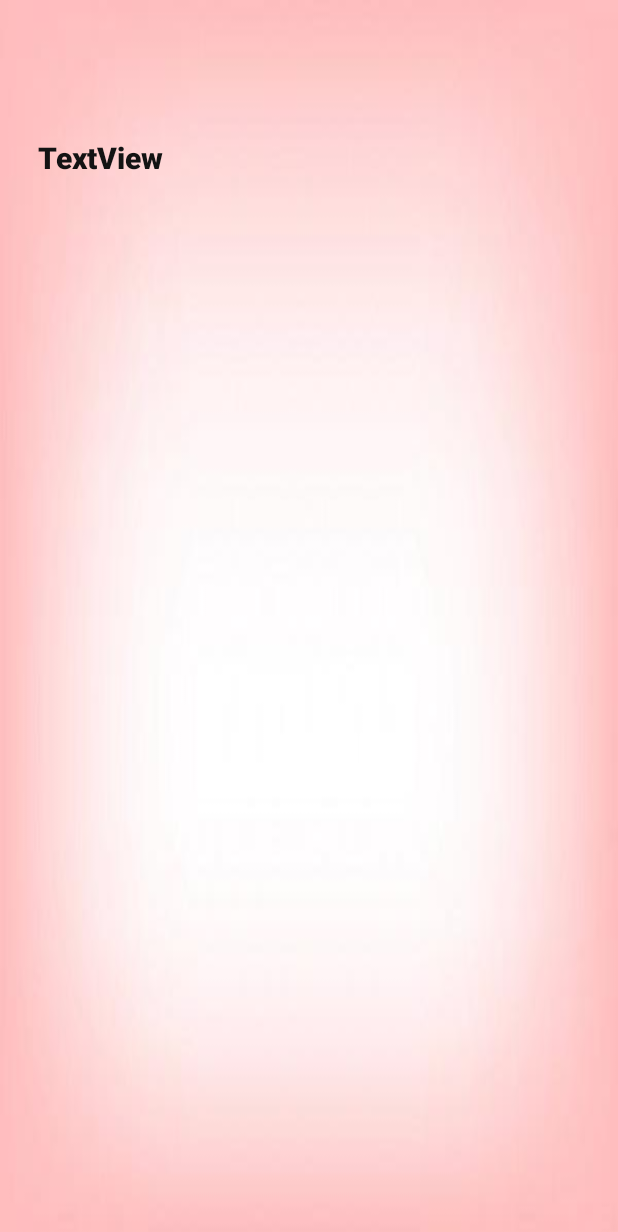
After one commit to NemanthiEdirisooriya/ClickAndTick, an Android app: the layout activity_customer_view_list.xml on its own in the app's theme, with its tools: preview values and no code run, on a phone screen of 412 x 824 dp. The commit adds this screen. Shown: the top 1232 px of the screen. Run offline under Robolectric (Android 15) with nearby library versions, the phone set to English and light mode, and no system bars; Roboto replaces fonts that are not available here.

Commit message:
customer handler

```diff
--- a/app/src/main/AndroidManifest.xml
+++ b/app/src/main/AndroidManifest.xml
@@ -9,6 +9,9 @@
         android:roundIcon="@mipmap/ic_launcher_round"
         android:supportsRtl="true"
         android:theme="@style/Theme.Todo">
+        <activity
+            android:name=".CustomerViewList"
+            android:exported="true" />
         <activity
             android:name=".welcomePage"
             android:exported="true" />
--- a/app/src/main/java/com/example/todo/DBHelper.java
+++ b/app/src/main/java/com/example/todo/DBHelper.java
@@ -63,5 +63,11 @@ public class DBHelper extends SQLiteOpenHelper {
                 return false;
             }
         }
+    public Cursor Viewd(){
+
+        SQLiteDatabase sqLiteDatabase =  this.getReadableDatabase();
+        Cursor cursor = sqLiteDatabase.rawQuery(" select *  from  users " ,null);
+        return cursor;
+    }
 
     }
--- a/app/src/main/java/com/example/todo/NoticeViewCompany.java
+++ b/app/src/main/java/com/example/todo/NoticeViewCompany.java
@@ -23,7 +23,7 @@ public class NoticeViewCompany extends AppCompatActivity {
 
         while(cursor.moveToNext()){
 
-            stringBuilder.append("Reviews ......"+"\n Description  :" + cursor.getString(1)+"\n"
+            stringBuilder.append("Notices ......"+"\n Title  :" + cursor.getString(1)+"\n Description  :" + cursor.getString(2)
            +"\n"+"\n" );
 
             textView.setText(stringBuilder);
--- a/app/src/main/java/com/example/todo/ui/slideshow/SlideshowFragment.java
+++ b/app/src/main/java/com/example/todo/ui/slideshow/SlideshowFragment.java
@@ -15,6 +15,7 @@ import androidx.lifecycle.Observer;
 import androidx.lifecycle.ViewModelProvider;
 
 import com.example.todo.AddRates;
+import com.example.todo.CustomerViewList;
 import com.example.todo.MainActivity;
 import com.example.todo.R;
 import com.example.todo.databinding.FragmentSlideshowBinding;
@@ -36,7 +37,7 @@ public class SlideshowFragment extends Fragment {
         btn.setOnClickListener(new View.OnClickListener() {
             @Override
             public void onClick(View view) {
-                Intent i = new Intent(getActivity() , AddRates.class);
+                Intent i = new Intent(getActivity() , CustomerViewList.class);
                 startActivity(i);
             }
         });
--- /dev/null
+++ b/app/src/main/res/layout/activity_customer_view_list.xml
@@ -0,0 +1,26 @@
+<?xml version="1.0" encoding="utf-8"?>
+<androidx.constraintlayout.widget.ConstraintLayout xmlns:android="http://schemas.android.com/apk/res/android"
+    xmlns:app="http://schemas.android.com/apk/res-auto"
+    xmlns:tools="http://schemas.android.com/tools"
+    android:layout_width="match_parent"
+    android:layout_height="match_parent"
+    android:background="@drawable/c70be1fc_2e82_49c5_8b04_d3442a6621ba"
+    tools:context=".CustomerViewList">
+
+    <TextView
+        android:id="@+id/tv_customerList_view"
+        android:layout_width="391dp"
+        android:layout_height="634dp"
+        android:layout_marginStart="32dp"
+        android:layout_marginTop="10dp"
+        android:layout_marginEnd="2dp"
+        android:layout_marginBottom="17dp"
+        android:fontFamily="sans-serif-black"
+        android:text="TextView"
+        android:textColor="#131313"
+        android:textSize="20sp"
+        app:layout_constraintBottom_toBottomOf="parent"
+        app:layout_constraintEnd_toEndOf="parent"
+        app:layout_constraintStart_toStartOf="parent"
+        app:layout_constraintTop_toTopOf="parent" />
+</androidx.constraintlayout.widget.ConstraintLayout>
--- a/app/src/main/res/layout/activity_register.xml
+++ b/app/src/main/res/layout/activity_register.xml
@@ -51,7 +51,7 @@
         android:drawableLeft="@drawable/ic_security"
         android:drawablePadding="10dp"
         android:ems="10"
-        android:hint="Registered Number"
+        android:hint="Contact Number"
         android:inputType="textPersonName"
         app:layout_constraintEnd_toEndOf="parent"
         app:layout_constraintStart_toStartOf="parent"
--- a/app/src/main/res/menu/activity_main_drawer.xml
+++ b/app/src/main/res/menu/activity_main_drawer.xml
@@ -14,11 +14,11 @@
             android:title="@string/menu_gallery" />
         <item
             android:id="@+id/nav_slideshow"
-            android:icon="@drawable/ic_baseline_add_box_24"
+            android:icon="@drawable/ic_baseline_person_24"
             android:title="@string/menu_slideshow" />
         <item
             android:id="@+id/nav_ratings"
-            android:icon="@drawable/ic_baseline_star_rate_24"
+            android:icon="@drawable/ic_baseline_post_add_24"
             android:title="@string/menu_ratings" />
     </group>
 </menu>
```
Also changed, not shown: app/src/main/java/com/example/todo/CustomerViewList.java (added, +33 -0 lines), app/src/main/res/drawable/ic_baseline_person_24.xml (added, +10 -0 lines), app/src/main/res/drawable/ic_baseline_post_add_24.xml (added, +22 -0 lines), app/src/main/res/layout/fragment_gallery.xml (+4 -3 lines), app/src/main/res/layout/fragment_ratings.xml (+6 -5 lines), app/src/main/res/layout/fragment_slideshow.xml (+5 -4 lines), app/src/main/res/layout/nav_header_navigation_drawerc.xml (+4 -4 lines), app/src/main/res/layout/note_input.xml (+12 -7 lines), app/src/main/res/values/strings.xml (+5 -5 lines), app/src/main/res/drawable/addnotice.png (added), app/src/main/res/drawable/profile.png (added).
